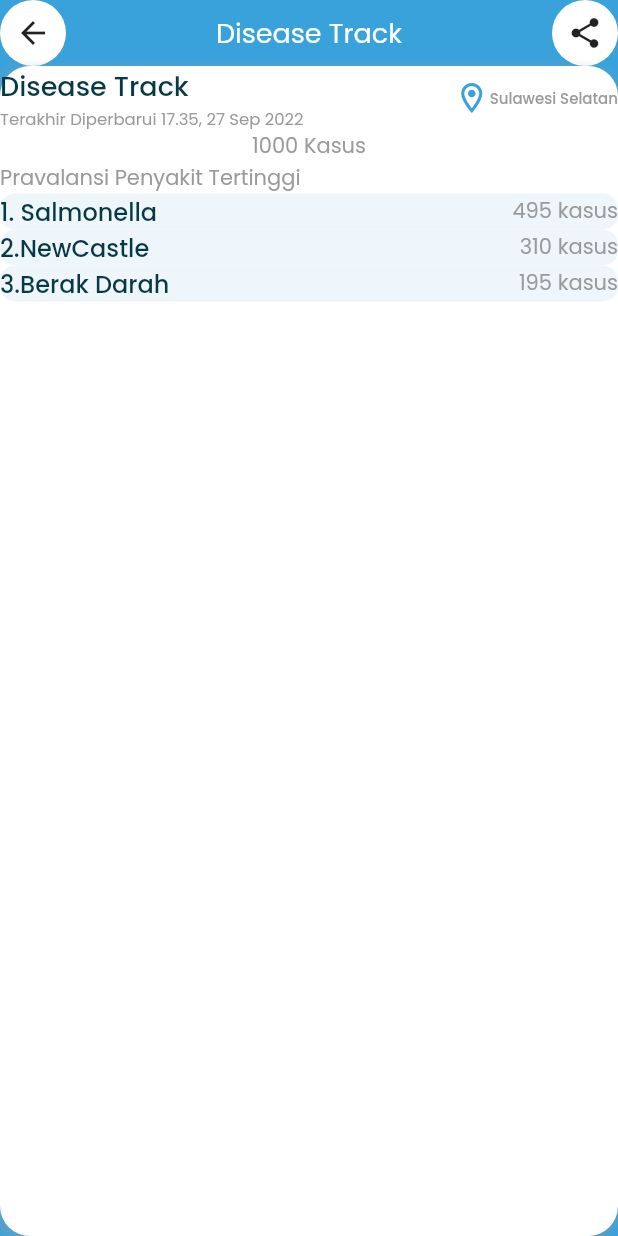
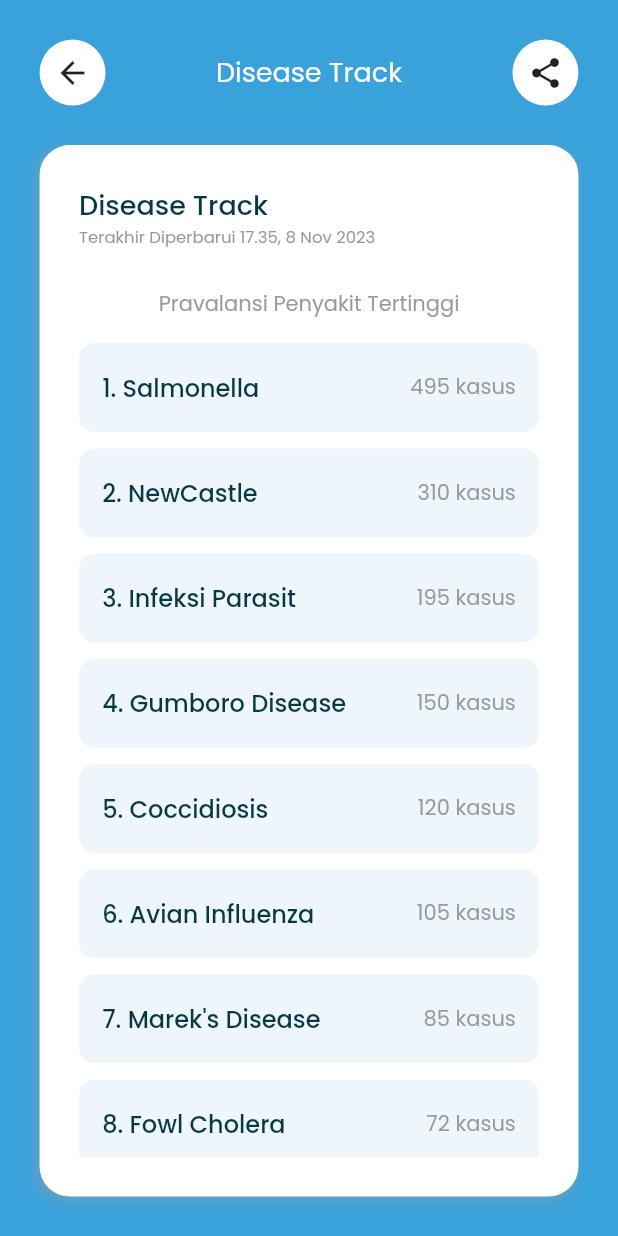
Before and after one commit to haiternak/haiternak-mobile, a Flutter app: the DiseaseTrackView screen opened directly, on a phone screen of 412 x 824 dp. Run offline on Flutter 3.47's test engine with Material 2 defaults, Android fonts, the phone set to English and light mode, and no system bars; our stand-ins replace carousel_slider, cloud_firestore, delayed_display, dots_indicator, dropdown_button2, firebase_auth and 7 more; missing offline and left inert: flutter_tflite; accounts and stored records are empty.

Commit message:
complete disase

```diff
--- a/lib/app/modules/bottom_nav_bar/controllers/bottom_nav_bar_controller.dart
+++ b/lib/app/modules/bottom_nav_bar/controllers/bottom_nav_bar_controller.dart
@@ -17,13 +17,13 @@ class BottomNavBarController extends GetxController {
       case 1:
         Get.toNamed(Routes.MARKET);
         break;
-      // case 2:
-      //   Get.toNamed(Routes.UPLOAD);
-      //   break;
       case 2:
+        Get.toNamed(Routes.UPLOAD);
+        break;
+      case 3:
         Get.toNamed(Routes.CHAT);
         break;
-      case 3:
+      case 4:
         Get.toNamed(Routes.PROFILE);
         break;
       default:
--- a/lib/app/modules/bottom_nav_bar/views/bottom_nav_bar_view.dart
+++ b/lib/app/modules/bottom_nav_bar/views/bottom_nav_bar_view.dart
@@ -35,12 +35,12 @@ class BottomNavBarView extends GetView<BottomNavBarController> {
             ),
             label: 'Market',
           ),
-          // BottomNavigationBarItem(
-          //   icon: SvgPicture.asset(
-          //     'assets/icons/picture-icon.svg',
-          //   ),
-          //   label: '',
-          // ),
+          BottomNavigationBarItem(
+            icon: SvgPicture.asset(
+              'assets/icons/picture-icon.svg',
+            ),
+            label: '',
+          ),
           BottomNavigationBarItem(
             icon: SvgPicture.asset(
               'assets/icons/report-icon.svg',
--- a/lib/app/modules/home/views/disease_track_view.dart
+++ b/lib/app/modules/home/views/disease_track_view.dart
@@ -1,6 +1,11 @@
 import 'package:flutter/cupertino.dart';
 import 'package:flutter/material.dart';
 import 'package:get/get.dart';
+import 'package:haiternak_mobile/app/data/disease_model.dart';
+import 'package:haiternak_mobile/app/modules/upload/controllers/upload_controller.dart';
+import 'package:haiternak_mobile/app/modules/upload/views/detail_view.dart';
+import 'package:haiternak_mobile/app/modules/upload/views/result_view.dart';
+import 'package:haiternak_mobile/app/routes/app_pages.dart';
 import 'package:haiternak_mobile/configs/configs.dart';
 import 'package:haiternak_mobile/constants/constants.dart';
 
@@ -12,6 +17,7 @@ class DiseaseTrackView extends GetView<HomeController> {
   @override
   Widget build(BuildContext context) {
     HomeController controller = Get.put(HomeController());
+    Get.put(UploadController());
     return Scaffold(
       backgroundColor: kPrimaryColor,
       body: SafeArea(
@@ -75,91 +81,22 @@ class DiseaseTrackView extends GetView<HomeController> {
                                 ),
                               ),
                               Text(
-                                'Terakhir Diperbarui 17.35, 27 Sep 2022',
+                                'Terakhir Diperbarui 17.35, 8 Nov 2023',
                                 style: subtitleTextStyle.copyWith(
                                   fontSize: 11,
                                 ),
                               ),
                             ],
                           ),
-                          Spacer(),
-                          Icon(
-                            Icons.location_on_outlined,
-                            color: kPrimaryColor,
-                          ),
-                          Text(
-                            'Sulawesi Selatan',
-                            style: subtitleTextStyle.copyWith(
-                              fontSize: 10,
-                              fontWeight: medium,
-                            ),
-                          ),
                         ],
-                      ),
-                      SizedBox(
-                        height: getProperWidht(32),
-                      ),
-                      Container(
-                        width: getProperWidht(125),
-                        height: getProperWidht(125),
-                        padding: EdgeInsets.all(10),
-                        decoration: BoxDecoration(
-                          color: kSecondaryColor,
-                          shape: BoxShape.circle,
-                        ),
-                        child: Container(
-                          padding: EdgeInsets.all(10),
-                          decoration: BoxDecoration(
-                            color: kBackgroundColor1,
-                            shape: BoxShape.circle,
-                          ),
-                          child: Column(
-                            mainAxisAlignment: MainAxisAlignment.center,
-                            children: [
-                              DropdownButton<String>(
-                                value: selectedCurrency,
-                                items: [
-                                  DropdownMenuItem(
-                                      value: 'Weekly', child: Text('Weekly')),
-                                  DropdownMenuItem(
-                                      value: 'Monthly', child: Text('Monthly')),
-                                  DropdownMenuItem(
-                                      value: 'Yearly', child: Text('Yearly')),
-                                ],
-                                onChanged: (value) {
-                                  selectedCurrency = value!;
-                                  print(value);
-                                },
-                              )
-                              //
-                              // Text(
-                              //   'Weekly',
-                              //   style: subtitleTextStyle.copyWith(
-                              //     fontSize: 18,
-                              //   ),
-                              // ),
-                              // Icon(
-                              //   Icons.arrow_drop_down_outlined,
-                              //   color: kPrimaryColor,
-                              // ),
-                            ],
-                          ),
-                        ),
-                      ),
-                      SizedBox(
-                        height: getProperWidht(12),
-                      ),
-                      Text(
-                        '1000 Kasus',
-                        style: subtitleTextStyle.copyWith(
-                          fontSize: 14,
-                        ),
                       ),
                       SizedBox(
                         height: getProperWidht(24),
                       ),
-                      Column(
-                        crossAxisAlignment: CrossAxisAlignment.start,
+                      Expanded(
+                        child: SingleChildScrollView(
+                          child: Column(
+                            crossAxisAlignment: CrossAxisAlignment.center,
                             children: [
                               Text(
                                 'Pravalansi Penyakit Tertinggi',
@@ -171,12 +108,83 @@ class DiseaseTrackView extends GetView<HomeController> {
                                 height: getProperWidht(14),
                               ),
                               RoundedCard(
-                              title: '1. Salmonella', jumlah: '495 kasus'),
+                                title: '1. Salmonella',
+                                jumlah: '495 kasus',
+                              ),
                               RoundedCard(
-                              title: '2.NewCastle', jumlah: '310 kasus'),
+                                title: '2. NewCastle',
+                                jumlah: '310 kasus',
+                                press: () {
+                                  Get.to(
+                                    DetailView(
+                                      diseaseModel:
+                                          DiseaseModel.listNewCastle[0],
+                                    ),
+                                  );
+                                },
+                              ),
                               RoundedCard(
-                              title: '3.Berak Darah', jumlah: '195 kasus'),
+                                title: '3. Infeksi Parasit',
+                                jumlah: '195 kasus',
+                              ),
+                              RoundedCard(
+                                title: '4. Gumboro Disease',
+                                jumlah: '150 kasus',
+                              ),
+                              RoundedCard(
+                                title: '5. Coccidiosis',
+                                jumlah: '120 kasus',
+                                press: () {
+                                  Get.to(
+                                    DetailView(
+                                      diseaseModel: DiseaseModel.listCocci[0],
+                                    ),
+                                  );
+                                },
+                              ),
+                              RoundedCard(
+                                title: '6. Avian Influenza',
+                                jumlah: '105 kasus',
+                              ),
+                              RoundedCard(
+                                title: '7. Marek\'s Disease',
+                                jumlah: '85 kasus',
+                              ),
+                              RoundedCard(
+                                title: '8. Fowl Cholera',
+                                jumlah: '72 kasus',
+                              ),
+                              RoundedCard(
+                                title: '9. Infectious Bronchitis',
+                                jumlah: '65 kasus',
+                              ),
+                              RoundedCard(
+                                title: '10. Mycoplasma',
+                                jumlah: '53 kasus',
+                              ),
+                              RoundedCard(
+                                title: '11. Eimeria Infection',
+                                jumlah: '45 kasus',
+                              ),
+                              RoundedCard(
+                                title: '12. Fowl Pox',
+                                jumlah: '40 kasus',
+                              ),
+                              RoundedCard(
+                                title: '13. Infectious Coryza',
+                                jumlah: '35 kasus',
+                              ),
+                              RoundedCard(
+                                title: '14. Aspergillosis',
+                                jumlah: '30 kasus',
+                              ),
+                              RoundedCard(
+                                title: '15. Colibacillosis',
+                                jumlah: '25 kasus',
+                              ),
                             ],
+                          ),
+                        ),
                       ),
                     ],
                   ),
@@ -194,15 +202,26 @@ class RoundedCard extends StatelessWidget {
   const RoundedCard({
     required this.title,
     required this.jumlah,
+    this.press,
     Key? key,
   }) : super(key: key);
 
   final String title;
   final String jumlah;
+  final Function()? press;
 
   @override
   Widget build(BuildContext context) {
-    return Container(
+    return GestureDetector(
+      onTap: press ??
+          () {
+            Get.to(
+              DetailView(
+                diseaseModel: DiseaseModel.listSalmonella[0],
+              ),
+            );
+          },
+      child: Container(
         margin: EdgeInsets.only(bottom: getProperWidht(10)),
         padding: EdgeInsets.symmetric(
           horizontal: getProperWidht(14),
@@ -230,6 +249,7 @@ class RoundedCard extends StatelessWidget {
             ),
           ],
         ),
+      ),
     );
   }
 }
--- a/lib/app/modules/home/views/home_view.dart
+++ b/lib/app/modules/home/views/home_view.dart
@@ -27,8 +27,9 @@ class HomeView extends GetView<HomeController> {
             children: [
               CustomAppBar(),
               SizedBox(
-                height: getProperWidht(18),
+                height: getProperWidht(8),
               ),
+              InfoCase(),
               CarouselScroll(),
               SizedBox(
                 height: getProperWidht(18),
@@ -280,10 +281,6 @@ class InfoCase extends StatelessWidget {
                       crossAxisAlignment: CrossAxisAlignment.start,
                       children: [
                         Text(
-                          'Sulawesi Selatan',
-                          style: primaryTextStyle,
-                        ),
-                        Text(
                           'Persebaran Penyakit',
                           style: primaryTextStyle.copyWith(
                             fontSize: 18,
@@ -316,16 +313,16 @@ class InfoCase extends StatelessWidget {
                           mainAxisAlignment: MainAxisAlignment.center,
                           children: [
                             Text(
-                              '234',
+                              '15',
                               style: primaryTextStyle.copyWith(
                                 fontWeight: bold,
                                 fontSize: 18,
                               ),
                             ),
                             Text(
-                              'Kasus',
+                              'Penyakit',
                               style: subtitleTextStyle.copyWith(
-                                fontSize: 14,
+                                fontSize: 10,
                               ),
                             ),
                           ],
--- a/lib/app/routes/app_pages.dart
+++ b/lib/app/routes/app_pages.dart
@@ -25,7 +25,7 @@ part 'app_routes.dart';
 class AppPages {
   AppPages._();
 
-  static const INITIAL = Routes.HOME;
+  static const INITIAL = Routes.SPLASH;
 
   static final routes = [
     GetPage(
--- a/pubspec.yaml
+++ b/pubspec.yaml
@@ -3,7 +3,7 @@ version: 1.0.0+1
 publish_to: none
 description: A new Flutter project.
 environment:
-  sdk: ">=2.18.2 <3.0.0"
+  sdk: ">=2.18.0 <3.0.0"
 
 dependencies:
   carousel_slider: 4.1.1
@@ -28,7 +28,6 @@ dependencies:
   image_picker: 0.8.6
   lottie: ^1.4.3
   quickalert: ^1.0.0
-  url_launcher: ^6.2.1
 
 dev_dependencies:
   flutter_launcher_icons: "^0.10.0"
```
Also changed, not shown: pubspec.lock. Lines whose indentation alone changed are shown as unchanged.
